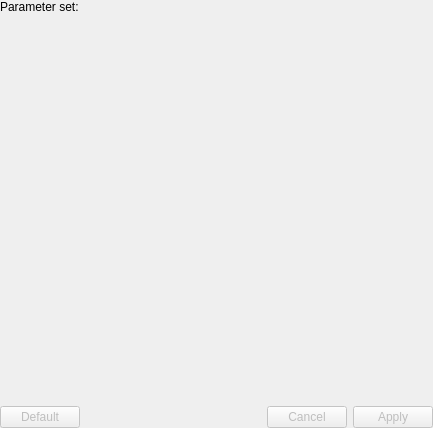
Slicer/SlicerGitSVNArchive, file Base/QTCLI/Resources/UI/qSlicerCLIModuleWidget.ui: the form before one commit.
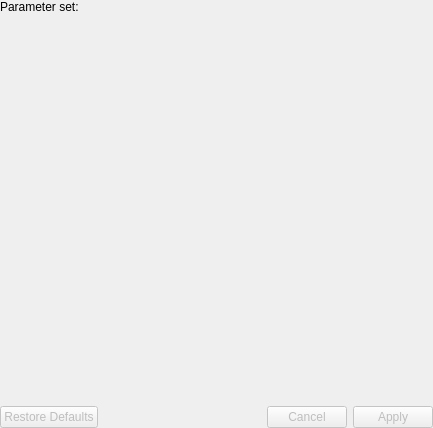
The form after the commit. Custom widgets are drawn as their Qt base class.

Commit message:
STYLE: Add comments to CLI node/logic/widget
Rename "Default" pushbutton into "Restore Defaults"

Patch:
```diff
--- a/Base/QTCLI/Resources/UI/qSlicerCLIModuleWidget.ui
+++ b/Base/QTCLI/Resources/UI/qSlicerCLIModuleWidget.ui
@@ -104,7 +104,7 @@
         <string>Reset parameters to default.</string>
        </property>
        <property name="text">
-        <string>Default</string>
+        <string>Restore Defaults</string>
        </property>
       </widget>
      </item>
```
The commit also changes 7 other files.
